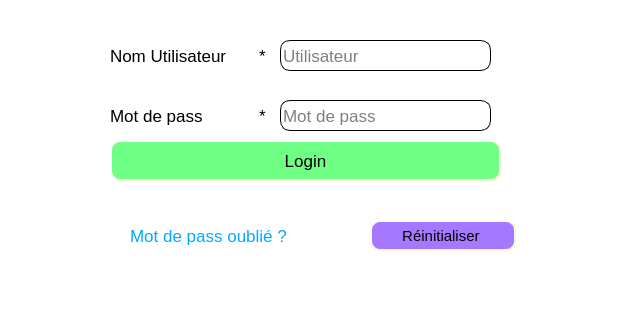
First picture: the form in login.ui, repository majidBOUZAR/Market-Management-PyQt5-MySQL, before the edit.
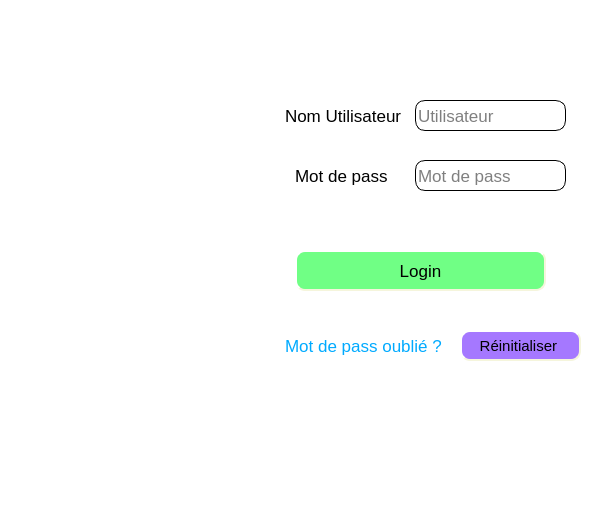
Second picture: the form after the edit. Icons and pictures are not drawn.

The edit to the form file:
```diff
--- a/login.ui
+++ b/login.ui
@@ -6,8 +6,8 @@
    <rect>
     <x>0</x>
     <y>0</y>
-    <width>640</width>
-    <height>333</height>
+    <width>589</width>
+    <height>511</height>
    </rect>
   </property>
   <property name="windowTitle">
@@ -20,9 +20,9 @@
    <widget class="QLineEdit" name="lineEdit_23">
     <property name="geometry">
      <rect>
-      <x>280</x>
-      <y>100</y>
-      <width>211</width>
+      <x>415</x>
+      <y>160</y>
+      <width>151</width>
       <height>31</height>
      </rect>
     </property>
@@ -49,9 +49,9 @@
    <widget class="QLabel" name="label_23">
     <property name="geometry">
      <rect>
-      <x>110</x>
-      <y>100</y>
-      <width>161</width>
+      <x>295</x>
+      <y>160</y>
+      <width>101</width>
       <height>31</height>
      </rect>
     </property>
@@ -61,15 +61,15 @@
      </font>
     </property>
     <property name="text">
-     <string>Mot de pass            *</string>
+     <string>Mot de pass </string>
     </property>
    </widget>
    <widget class="QPushButton" name="pushButton_26">
     <property name="geometry">
      <rect>
-      <x>370</x>
-      <y>220</y>
-      <width>146</width>
+      <x>460</x>
+      <y>330</y>
+      <width>121</width>
       <height>31</height>
      </rect>
     </property>
@@ -110,9 +110,9 @@
    <widget class="QPushButton" name="pushButton_27">
     <property name="geometry">
      <rect>
-      <x>110</x>
-      <y>140</y>
-      <width>391</width>
+      <x>295</x>
+      <y>250</y>
+      <width>251</width>
       <height>41</height>
      </rect>
     </property>
@@ -150,9 +150,9 @@
    <widget class="QLabel" name="label_22">
     <property name="geometry">
      <rect>
-      <x>110</x>
-      <y>40</y>
-      <width>171</width>
+      <x>285</x>
+      <y>100</y>
+      <width>121</width>
       <height>31</height>
      </rect>
     </property>
@@ -162,15 +162,15 @@
      </font>
     </property>
     <property name="text">
-     <string>Nom Utilisateur       *</string>
+     <string>Nom Utilisateur   </string>
     </property>
    </widget>
    <widget class="QLineEdit" name="lineEdit_22">
     <property name="geometry">
      <rect>
-      <x>280</x>
-      <y>40</y>
-      <width>211</width>
+      <x>415</x>
+      <y>100</y>
+      <width>151</width>
       <height>31</height>
      </rect>
     </property>
@@ -194,8 +194,8 @@
    <widget class="QLabel" name="label_24">
     <property name="geometry">
      <rect>
-      <x>130</x>
-      <y>220</y>
+      <x>285</x>
+      <y>330</y>
       <width>161</width>
       <height>31</height>
      </rect>
@@ -215,9 +215,9 @@
    <widget class="QLabel" name="label_25">
     <property name="geometry">
      <rect>
-      <x>120</x>
-      <y>181</y>
-      <width>381</width>
+      <x>320</x>
+      <y>200</y>
+      <width>301</width>
       <height>20</height>
      </rect>
     </property>
@@ -231,6 +231,23 @@
 color: rgb(255, 0, 0);</string>
     </property>
     <property name="text">
+     <string>&lt;html&gt;&lt;head/&gt;&lt;body&gt;&lt;p&gt;&lt;br/&gt;&lt;/p&gt;&lt;/body&gt;&lt;/html&gt;</string>
+    </property>
+   </widget>
+   <widget class="QLabel" name="label_2">
+    <property name="geometry">
+     <rect>
+      <x>0</x>
+      <y>-10</y>
+      <width>281</width>
+      <height>501</height>
+     </rect>
+    </property>
+    <property name="styleSheet">
+     <string notr="true">background-image: url(:/icone/login_side.png);
+border-top-left:radius;</string>
+    </property>
+    <property name="text">
      <string/>
     </property>
    </widget>
```
Left out of the diff: 4 changed lines with no effect on the pictures.
